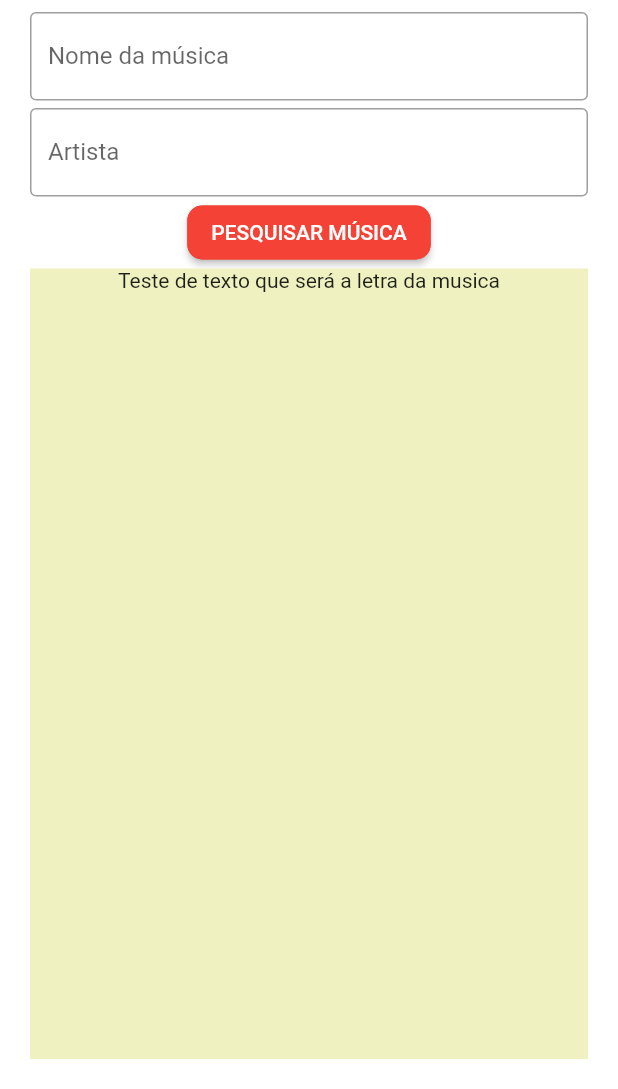
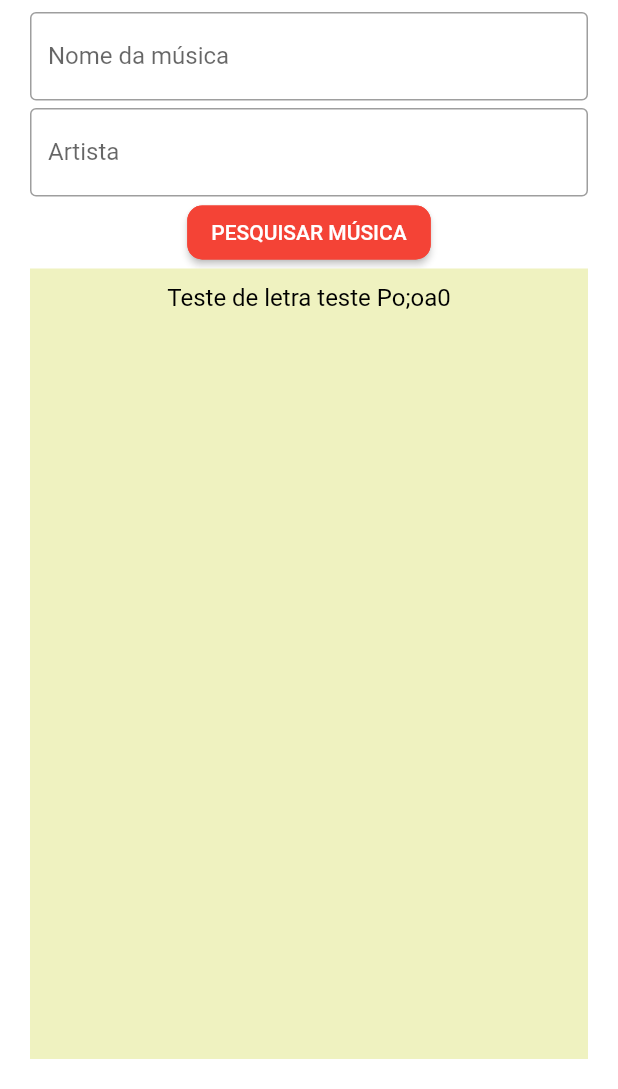
Before and after one commit to igorcm3/LyricFinder, a Flutter app: the Home screen opened directly, on a phone screen of 412 x 824 dp, the part 147-1236 px from its top. Run offline on Flutter 3.47's test engine with Material 2 defaults, Android fonts, the phone set to English and light mode, and no system bars; Roboto replaces fonts that are missing (Inkfree).

Commit message:
Ajustes para a aplicação rodar corretamente com a nota estrutura

```diff
--- a/LyricFounderProject/lib/Views/Home.dart
+++ b/LyricFounderProject/lib/Views/Home.dart
@@ -1,16 +1,16 @@
-import 'dart:io';
-
 import 'package:flutter/material.dart';
 import 'package:flutter/rendering.dart';
 
 class Home extends StatelessWidget {
+  // api key cbce047af3f2e4571ae6643740fe5c40
+
   @override
   Widget build(BuildContext context) {
-    return Scaffold(backgroundColor: Colors.white, body: ColumnPrincipal());
+    return Scaffold(backgroundColor: Colors.white, body: columnPrincipal());
   }
 
   // Construção da tela
-  Widget ColumnPrincipal() {
+  Widget columnPrincipal() {
     return Padding(
       padding: EdgeInsets.all(20),
       child: Column(
@@ -23,7 +23,7 @@ class Home extends StatelessWidget {
             labelTitulo(),
             inputs(),
             btnPesquisarMusica(),
-            RecCentral()
+            recCentral()
           ]),
     );
   }
@@ -35,12 +35,17 @@ class Home extends StatelessWidget {
     );
   }
 
-  Widget RecCentral() {
+  Widget recCentral() {
     return Expanded(
       child: Container(
         alignment: Alignment.topCenter,
+        padding: EdgeInsets.all(10),
         color: Color(0xFFEFF2C0),
-        child: Text('Teste de texto que será a letra da musica'),
+        child: Text(
+          'Teste de letra teste Po;oa0',
+          style: TextStyle(
+              fontFamily: 'Inkfree', fontSize: 16, color: Colors.black),
+        ),
       ),
     );
   }
@@ -50,7 +55,7 @@ class Home extends StatelessWidget {
       children: [
         SizedBox(height: 8),
         TextField(
-          obscureText: true,
+          obscureText: false,
           decoration: InputDecoration(
             border: OutlineInputBorder(),
             labelText: 'Nome da música',
@@ -58,7 +63,7 @@ class Home extends StatelessWidget {
         ),
         SizedBox(height: 5),
         TextField(
-          obscureText: true,
+          obscureText: false,
           decoration: InputDecoration(
             border: OutlineInputBorder(),
             labelText: 'Artista',
--- a/LyricFounderProject/lib/main.dart
+++ b/LyricFounderProject/lib/main.dart
@@ -2,9 +2,9 @@ import 'package:flutter/material.dart';
 
 import 'Views/Home.dart';
 
-void main() => runApp(Home());
+void main() => runApp(App());
 
-class Home extends StatelessWidget {
+class App extends StatelessWidget {
   @override
   Widget build(BuildContext context) {
     return MaterialApp(
```
Also changed, not shown: LyricFounderProject/pubspec.yaml (+4 -11 lines), LyricFounderProject/fonts/GOTHIC.TTF (added), LyricFounderProject/fonts/GOTHICB.TTF (added), LyricFounderProject/fonts/GOTHICBI.TTF (added), LyricFounderProject/fonts/GOTHICI.TTF (added), LyricFounderProject/fonts/Inkfree.ttf (added), 1 other file.
